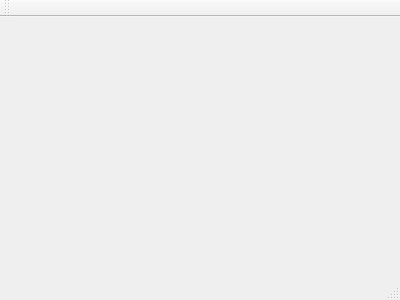
Above: mainwindow.ui from piebalestra/BitcoinExchangeRate before the change. Below: the same form after it.
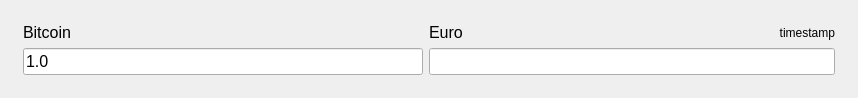
That is the form after the change.

Commit message: GUI, Retrieve and parse JSON - Compete GUI - Retrieve Request from MyNetwork - parse JSON file

```diff
--- a/mainwindow.ui
+++ b/mainwindow.ui
@@ -1,24 +1,131 @@
 <ui version="4.0">
  <class>MainWindow</class>
- <widget class="QMainWindow" name="MainWindow" >
-  <property name="geometry" >
+ <widget class="QMainWindow" name="MainWindow">
+  <property name="geometry">
    <rect>
     <x>0</x>
     <y>0</y>
-    <width>400</width>
-    <height>300</height>
+    <width>856</width>
+    <height>97</height>
    </rect>
   </property>
   <property name="windowTitle" >
    <string>MainWindow</string>
   </property>
-  <widget class="QMenuBar" name="menuBar" />
-  <widget class="QToolBar" name="mainToolBar" />
-  <widget class="QWidget" name="centralWidget" />
-  <widget class="QStatusBar" name="statusBar" />
+  <widget class="QWidget" name="centralWidget">
+   <layout class="QVBoxLayout" name="verticalLayout_2">
+    <item>
+     <layout class="QGridLayout" name="gridLayout">
+      <property name="leftMargin">
+       <number>12</number>
+      </property>
+      <property name="topMargin">
+       <number>12</number>
+      </property>
+      <property name="rightMargin">
+       <number>12</number>
+      </property>
+      <property name="bottomMargin">
+       <number>12</number>
+      </property>
+      <item row="1" column="0">
+       <widget class="QLineEdit" name="lineEditBitcoin">
+        <property name="minimumSize">
+         <size>
+          <width>300</width>
+          <height>0</height>
+         </size>
+        </property>
+        <property name="font">
+         <font>
+          <pointsize>12</pointsize>
+         </font>
+        </property>
+        <property name="text">
+         <string>1.0</string>
+        </property>
+       </widget>
+      </item>
+      <item row="0" column="0">
+       <widget class="QLabel" name="labelBitcoin">
+        <property name="sizePolicy">
+         <sizepolicy hsizetype="Preferred" vsizetype="Fixed">
+          <horstretch>0</horstretch>
+          <verstretch>0</verstretch>
+         </sizepolicy>
+        </property>
+        <property name="minimumSize">
+         <size>
+          <width>400</width>
+          <height>0</height>
+         </size>
+        </property>
+        <property name="font">
+         <font>
+          <pointsize>12</pointsize>
+         </font>
+        </property>
+        <property name="text">
+         <string>Bitcoin</string>
+        </property>
+       </widget>
+      </item>
+      <item row="0" column="1">
+       <layout class="QHBoxLayout" name="horizontalLayout_2">
+        <item>
+         <widget class="QLabel" name="labelEuro">
+          <property name="minimumSize">
+           <size>
+            <width>200</width>
+            <height>0</height>
+           </size>
+          </property>
+          <property name="font">
+           <font>
+            <pointsize>12</pointsize>
+           </font>
+          </property>
+          <property name="layoutDirection">
+           <enum>Qt::RightToLeft</enum>
+          </property>
+          <property name="text">
+           <string>Euro</string>
+          </property>
+         </widget>
+        </item>
+        <item>
+         <widget class="QLabel" name="labelTimestamp">
+          <property name="minimumSize">
+           <size>
+            <width>200</width>
+            <height>0</height>
+           </size>
+          </property>
+          <property name="text">
+           <string>timestamp</string>
+          </property>
+          <property name="alignment">
+           <set>Qt::AlignRight|Qt::AlignTrailing|Qt::AlignVCenter</set>
+          </property>
+         </widget>
+        </item>
+       </layout>
+      </item>
+      <item row="1" column="1">
+       <widget class="QLineEdit" name="lineEditEuro">
+        <property name="font">
+         <font>
+          <pointsize>12</pointsize>
+         </font>
+        </property>
+       </widget>
+      </item>
+     </layout>
+    </item>
+   </layout>
+  </widget>
  </widget>
- <layoutDefault spacing="6" margin="11" />
- <pixmapfunction></pixmapfunction>
+ <layoutdefault spacing="6" margin="11"/>
  <resources/>
  <connections/>
 </ui>
```
Left out of the diff: 3 changed lines with no effect on the pictures. The commit also changes 3 other files.
